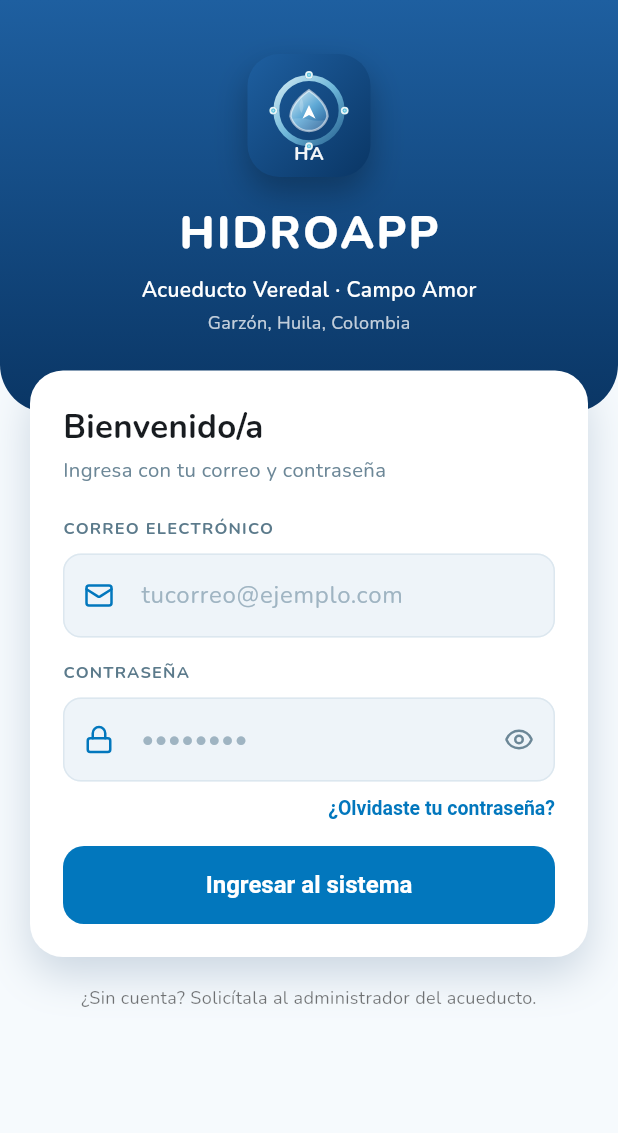
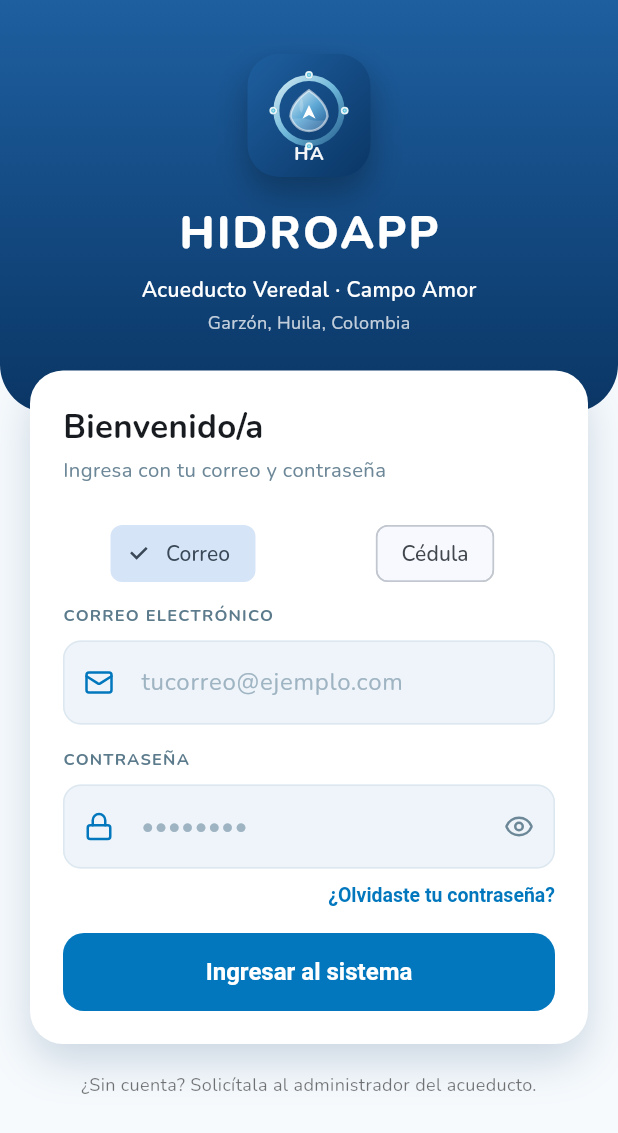
Before and after one commit to jhonjamerguevarasanchez52-sketch/Acueducto, a Flutter app: the screen it shows after launch, on a phone screen of 412 x 824 dp. Shown: the top 1133 px of the screen. Run offline on Flutter 3.47's test engine with Material 3 defaults, Android fonts, the phone set to English and light mode, and no system bars; our stand-ins replace audioplayers, flutter_secure_storage, google_fonts, image_picker, local_auth, lucide_icons_flutter; missing offline and left inert: record; accounts and stored records are empty; statements that could not run were skipped.

Commit message:
se agrega el iongreso por cedula

```diff
--- a/frontend/hidroapp/lib/widgets/auth/login_form.dart
+++ b/frontend/hidroapp/lib/widgets/auth/login_form.dart
@@ -1,4 +1,5 @@
 import 'package:flutter/material.dart';
+import 'package:flutter/services.dart';
 import 'package:provider/provider.dart';
 
 import '../../providers/auth_provider.dart';
@@ -27,6 +28,7 @@ class _LoginFormState extends State<LoginForm> {
   final _formKey = GlobalKey<FormState>();
   final _correoCtrl = TextEditingController();
   final _passwordCtrl = TextEditingController();
+  bool _ingresarConCedula = false;
   bool _cargando = false;
   bool _verPassword = false;
 
@@ -70,9 +72,10 @@ class _LoginFormState extends State<LoginForm> {
     setState(() => _cargando = true);
     try {
       await auth.login(
-            _correoCtrl.text,
-            _passwordCtrl.text,
-          );
+        _correoCtrl.text,
+        _passwordCtrl.text,
+        conCedula: _ingresarConCedula,
+      );
       // La huella o el rostro se activan después, desde Ajustes en Perfil.
       // AuthGate observa el AuthProvider y esta misma ruta se reconstruye
       // como HomeScreen al quedar autenticado: no hay nada que "pop-ear".
@@ -82,7 +85,9 @@ class _LoginFormState extends State<LoginForm> {
         Navigator.of(context).push(
           MaterialPageRoute(
             builder: (_) => VerificarCuentaScreen(
-              correo: _correoCtrl.text.trim(),
+              correo: e.data is Map
+                  ? (e.data as Map)['correo']?.toString() ?? _correoCtrl.text.trim()
+                  : _correoCtrl.text.trim(),
               password: _passwordCtrl.text,
             ),
           ),
@@ -129,29 +134,55 @@ class _LoginFormState extends State<LoginForm> {
             ),
             const SizedBox(height: 4),
             Text(
-              'Ingresa con tu correo y contraseña',
+              'Ingresa con tu ${_ingresarConCedula ? 'cédula' : 'correo'} y contraseña',
               style: TextStyle(fontSize: 13.5, color: authMutedDe(context)),
             ),
             const SizedBox(height: 22),
-            authFieldLabel(context, 'CORREO ELECTRÓNICO'),
+            Row(
+              children: [
+                Expanded(
+                  child: ChoiceChip(
+                    label: const Text('Correo'),
+                    selected: !_ingresarConCedula,
+                    onSelected: _cargando ? null : (_) => setState(() => _ingresarConCedula = false),
+                  ),
+                ),
+                const SizedBox(width: 8),
+                Expanded(
+                  child: ChoiceChip(
+                    label: const Text('Cédula'),
+                    selected: _ingresarConCedula,
+                    onSelected: _cargando ? null : (_) => setState(() => _ingresarConCedula = true),
+                  ),
+                ),
+              ],
+            ),
+            const SizedBox(height: 10),
+            authFieldLabel(context, _ingresarConCedula ? 'CÉDULA' : 'CORREO ELECTRÓNICO'),
             TextFormField(
               controller: _correoCtrl,
-              keyboardType: TextInputType.emailAddress,
+              keyboardType: _ingresarConCedula ? TextInputType.number : TextInputType.emailAddress,
+              inputFormatters: _ingresarConCedula
+                  ? [FilteringTextInputFormatter.digitsOnly]
+                  : const [],
               autocorrect: false,
               textInputAction: TextInputAction.next,
               decoration: authInputDecoration(
                 context,
-                hint: 'tucorreo@ejemplo.com',
-                icon: LucideIcons.mail,
+                hint: _ingresarConCedula ? 'Número de cédula' : 'tucorreo@ejemplo.com',
+                icon: _ingresarConCedula ? Icons.badge_outlined : LucideIcons.mail,
               ),
               validator: (v) {
                 final t = v?.trim() ?? '';
-                if (t.isEmpty) return 'Ingresa tu correo';
-                if (!_correoValido.hasMatch(t)) {
+                if (t.isEmpty) return _ingresarConCedula ? 'Ingresa tu cédula' : 'Ingresa tu correo';
+                if (_ingresarConCedula && (t.length < 5 || t.length > 15)) {
+                  return 'Ingresa una cédula válida';
+                }
+                if (!_ingresarConCedula && !_correoValido.hasMatch(t)) {
                   return 'Correo no válido';
                 }
                 return null;
-              },
+ git add lib/widgets/auth/login_form.dart             },
             ),
             const SizedBox(height: 16),
             authFieldLabel(context, 'CONTRASEÑA'),
```
Also changed, not shown: frontend/hidroapp/lib/providers/auth_provider.dart (+5 -2 lines), 2 other files.
